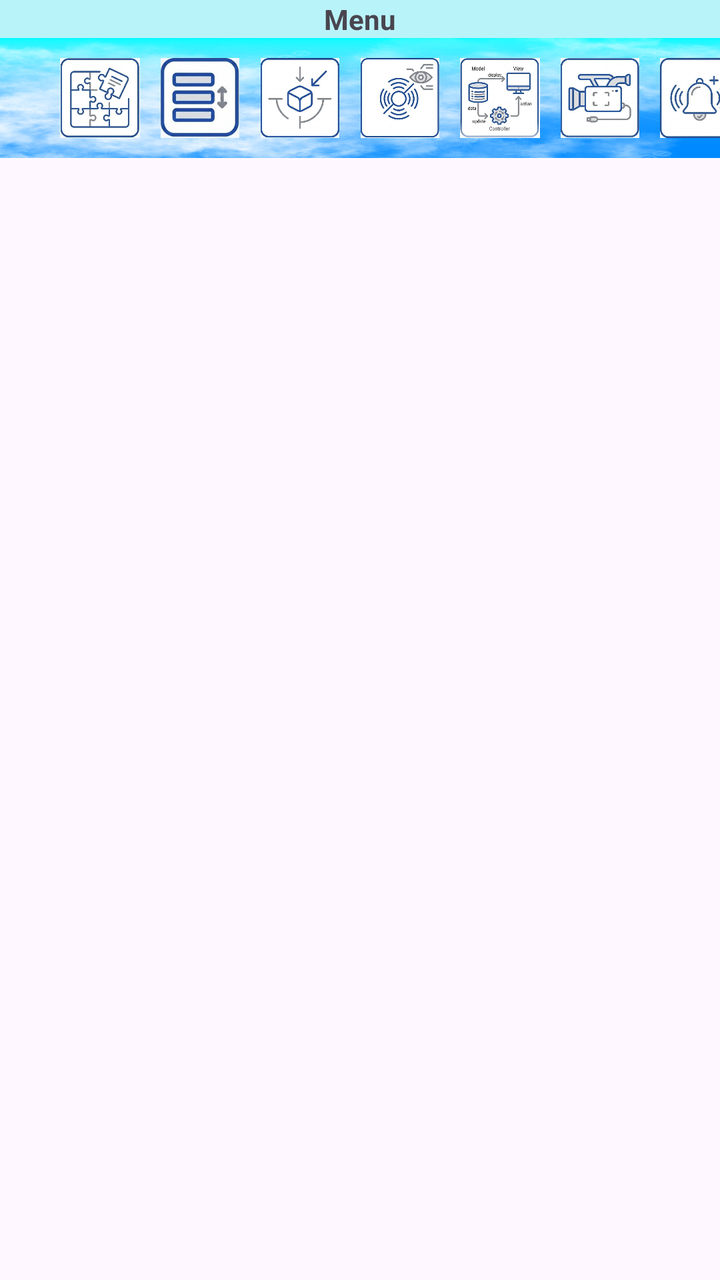
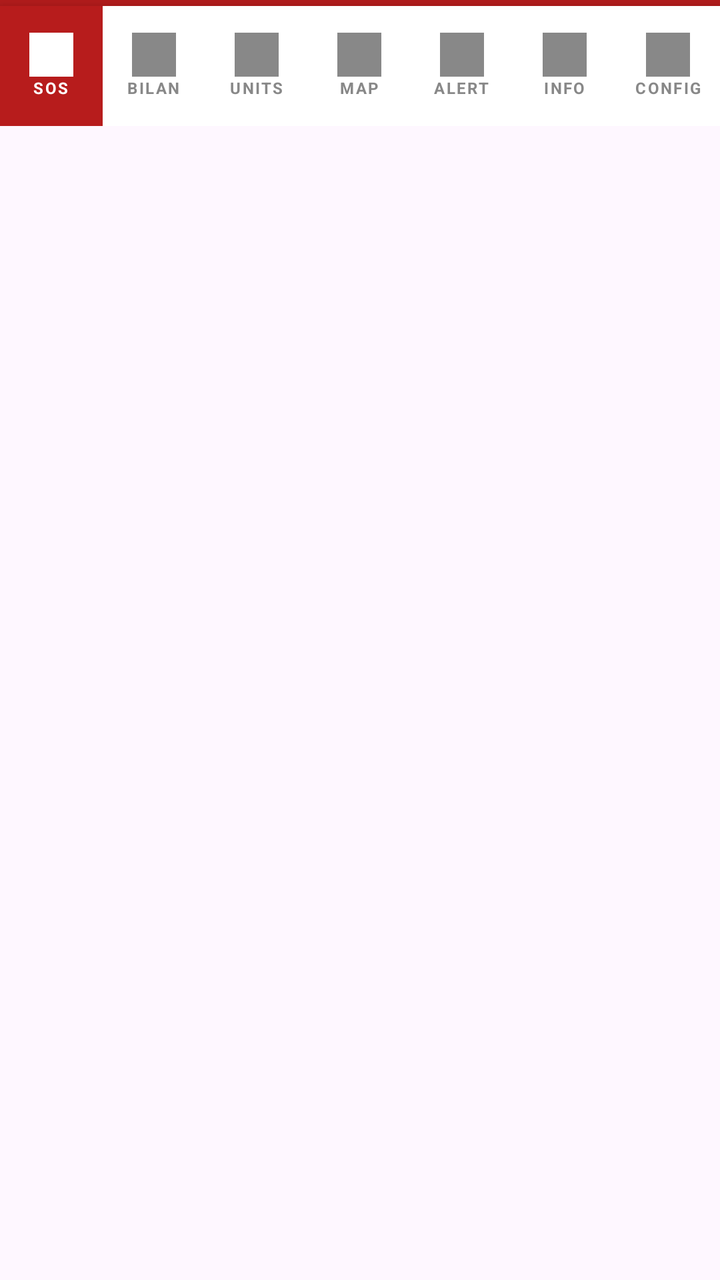

Before-and-after screenshots of an Android layout around one commit, followed by the original layout XML and the change that was made.
<!-- AndroidManifest.xml: application theme Theme.MyApplication -->
<!-- res/layout/fragment_menu.xml -->
<?xml version="1.0" encoding="utf-8"?>
<FrameLayout xmlns:android="http://schemas.android.com/apk/res/android"
    xmlns:app="http://schemas.android.com/apk/res-auto"
    xmlns:tools="http://schemas.android.com/tools"
    android:layout_width="match_parent"
    android:layout_height="match_parent"
    tools:context=".menu.MenuFragment">

    <LinearLayout
        android:layout_width="match_parent"
        android:layout_height="wrap_content"
        android:orientation="vertical">

        <TextView
            android:layout_width="match_parent"
            android:layout_height="wrap_content"
            android:text="Menu"
            android:textAlignment="center"
            android:textStyle="bold"
            android:background="@color/blue"/>

        <androidx.constraintlayout.widget.ConstraintLayout
            android:layout_width="match_parent"
            android:layout_height="wrap_content"
            android:background="@drawable/fondmenu">

            <ImageView
                android:id="@+id/menu_component_0"
                android:layout_width="40sp"
                android:layout_height="40sp"
                android:layout_marginTop="10dp"
                android:layout_marginBottom="10dp"
                android:layout_marginStart="30dp"
                android:layout_marginEnd="10dp"
                android:src="@drawable/menu0"
                app:layout_constraintBottom_toBottomOf="parent"
                app:layout_constraintStart_toStartOf="parent"
                app:layout_constraintTop_toTopOf="parent" />

            <ImageView
                android:id="@+id/menu_component_1"
                android:layout_width="40sp"
                android:layout_height="40sp"
                android:layout_marginStart="10dp"
                android:src="@drawable/menu1"
                app:layout_constraintStart_toEndOf="@id/menu_component_0"
                app:layout_constraintTop_toTopOf="@+id/menu_component_0" />

            <ImageView
                android:id="@+id/menu_component_2"
                android:layout_width="40sp"
                android:layout_height="40sp"
                android:layout_marginLeft="10dp"
                android:src="@drawable/menu2"
                app:layout_constraintStart_toEndOf="@id/menu_component_1"
                app:layout_constraintTop_toTopOf="@+id/menu_component_0" />

            <ImageView
                android:id="@+id/menu_component_3"
                android:layout_width="40sp"
                android:layout_height="40sp"
                android:layout_marginLeft="10dp"
                android:src="@drawable/menu3"
                app:layout_constraintStart_toEndOf="@id/menu_component_2"
                app:layout_constraintTop_toTopOf="@+id/menu_component_0" />

            <ImageView
                android:id="@+id/menu_component_4"
                android:layout_width="40sp"
                android:layout_height="40sp"
                android:layout_marginLeft="10dp"
                android:src="@drawable/menu4"
                app:layout_constraintStart_toEndOf="@id/menu_component_3"
                app:layout_constraintTop_toTopOf="@+id/menu_component_0" />

            <ImageView
                android:id="@+id/menu_component_5"
                android:layout_width="40sp"
                android:layout_height="40sp"
                android:layout_marginLeft="10dp"
                android:src="@drawable/menu5"
                app:layout_constraintStart_toEndOf="@id/menu_component_4"
                app:layout_constraintTop_toTopOf="@+id/menu_component_0" />

            <ImageView
                android:id="@+id/menu_component_6"
                android:layout_width="40sp"
                android:layout_height="40sp"
                android:layout_marginLeft="10dp"
                android:src="@drawable/menu6"
                app:layout_constraintStart_toEndOf="@id/menu_component_5"
                app:layout_constraintTop_toTopOf="@+id/menu_component_0" />


        </androidx.constraintlayout.widget.ConstraintLayout>
    </LinearLayout>


</FrameLayout>
<!-- resources referenced by this layout -->
<resources>
  <color name="blue">#B9F3FA</color>
  <!-- drawable fondmenu: png bitmap (drawable, 704039 bytes) -->
  <!-- drawable menu0: png bitmap (drawable, 189126 bytes) -->
  <!-- drawable menu1: png bitmap (drawable, 45257 bytes) -->
  <!-- drawable menu2: png bitmap (drawable, 129251 bytes) -->
  <!-- drawable menu3: png bitmap (drawable, 157508 bytes) -->
  <!-- drawable menu4: png bitmap (drawable, 167564 bytes) -->
  <!-- drawable menu5: png bitmap (drawable, 151706 bytes) -->
  <!-- drawable menu6: png bitmap (drawable, 147141 bytes) -->
  <style name="Theme.MyApplication" parent="Base.Theme.MyApplication" />
  <style name="Base.Theme.MyApplication" parent="Theme.Material3.DayNight.NoActionBar">
          
          
      </style>
</resources>

<!-- the commit's change to res/layout/fragment_menu.xml (unified diff, before → after) -->
@@ -11,89 +11,211 @@
         android:layout_height="wrap_content"
         android:orientation="vertical">
 
-        <TextView
+        
+        <View
             android:layout_width="match_parent"
-            android:layout_height="wrap_content"
-            android:text="Menu"
-            android:textAlignment="center"
-            android:textStyle="bold"
-            android:background="@color/blue"/>
-
-        <androidx.constraintlayout.widget.ConstraintLayout
+            android:layout_height="3dp"
+            android:background="#B71C1C" />
+
+        
+        <LinearLayout
             android:layout_width="match_parent"
-            android:layout_height="wrap_content"
-            android:background="@drawable/fondmenu">
-
-            <ImageView
-                android:id="@+id/menu_component_0"
-                android:layout_width="40sp"
-                android:layout_height="40sp"
-                android:layout_marginTop="10dp"
-                android:layout_marginBottom="10dp"
-                android:layout_marginStart="30dp"
-                android:layout_marginEnd="10dp"
-                android:src="@drawable/menu0"
-                app:layout_constraintBottom_toBottomOf="parent"
-                app:layout_constraintStart_toStartOf="parent"
-                app:layout_constraintTop_toTopOf="parent" />
-
-            <ImageView
-                android:id="@+id/menu_component_1"
-                android:layout_width="40sp"
-                android:layout_height="40sp"
-                android:layout_marginStart="10dp"
-                android:src="@drawable/menu1"
-                app:layout_constraintStart_toEndOf="@id/menu_component_0"
-                app:layout_constraintTop_toTopOf="@+id/menu_component_0" />
-
-            <ImageView
-                android:id="@+id/menu_component_2"
-                android:layout_width="40sp"
-                android:layout_height="40sp"
-                android:layout_marginLeft="10dp"
-                android:src="@drawable/menu2"
-                app:layout_constraintStart_toEndOf="@id/menu_component_1"
-                app:layout_constraintTop_toTopOf="@+id/menu_component_0" />
-
-            <ImageView
-                android:id="@+id/menu_component_3"
-                android:layout_width="40sp"
-                android:layout_height="40sp"
-                android:layout_marginLeft="10dp"
-                android:src="@drawable/menu3"
-                app:layout_constraintStart_toEndOf="@id/menu_component_2"
-                app:layout_constraintTop_toTopOf="@+id/menu_component_0" />
-
-            <ImageView
-                android:id="@+id/menu_component_4"
-                android:layout_width="40sp"
-                android:layout_height="40sp"
-                android:layout_marginLeft="10dp"
-                android:src="@drawable/menu4"
-                app:layout_constraintStart_toEndOf="@id/menu_component_3"
-                app:layout_constraintTop_toTopOf="@+id/menu_component_0" />
-
-            <ImageView
-                android:id="@+id/menu_component_5"
-                android:layout_width="40sp"
-                android:layout_height="40sp"
-                android:layout_marginLeft="10dp"
-                android:src="@drawable/menu5"
-                app:layout_constraintStart_toEndOf="@id/menu_component_4"
-                app:layout_constraintTop_toTopOf="@+id/menu_component_0" />
-
-            <ImageView
-                android:id="@+id/menu_component_6"
-                android:layout_width="40sp"
-                android:layout_height="40sp"
-                android:layout_marginLeft="10dp"
-                android:src="@drawable/menu6"
-                app:layout_constraintStart_toEndOf="@id/menu_component_5"
-                app:layout_constraintTop_toTopOf="@+id/menu_component_0" />
-
-
-        </androidx.constraintlayout.widget.ConstraintLayout>
+            android:layout_height="60dp"
+            android:orientation="horizontal"
+            android:background="#FFFFFF"
+            android:elevation="8dp">
+
+            
+            <LinearLayout
+                android:id="@+id/cmp0"
+                android:layout_width="0dp"
+                android:layout_height="match_parent"
+                android:layout_weight="1"
+                android:orientation="vertical"
+                android:gravity="center"
+                android:background="#B71C1C"
+                android:padding="6dp">
+
+                <ImageView
+                    android:id="@+id/menu_component_0"
+                    android:layout_width="22dp"
+                    android:layout_height="22dp"
+                    android:src="@drawable/menu0"
+                    app:tint="#FFFFFF" />
+
+                <TextView
+                    android:layout_width="wrap_content"
+                    android:layout_height="wrap_content"
+                    android:text="SOS"
+                    android:textColor="#FFFFFF"
+                    android:textSize="8sp"
+                    android:textStyle="bold"
+                    android:letterSpacing="0.1" />
+            </LinearLayout>
+
+            
+            <LinearLayout
+                android:id="@+id/cmp1"
+                android:layout_width="0dp"
+                android:layout_height="match_parent"
+                android:layout_weight="1"
+                android:orientation="vertical"
+                android:gravity="center"
+                android:padding="6dp">
+
+                <ImageView
+                    android:id="@+id/menu_component_1"
+                    android:layout_width="22dp"
+                    android:layout_height="22dp"
+                    android:src="@drawable/menu1"
+                    app:tint="#888888" />
+
+                <TextView
+                    android:layout_width="wrap_content"
+                    android:layout_height="wrap_content"
+                    android:text="BILAN"
+                    android:textColor="#888888"
+                    android:textSize="8sp"
+                    android:textStyle="bold"
+                    android:letterSpacing="0.1" />
+            </LinearLayout>
+
+            
+            <LinearLayout
+                android:id="@+id/cmp2"
+                android:layout_width="0dp"
+                android:layout_height="match_parent"
+                android:layout_weight="1"
+                android:orientation="vertical"
+                android:gravity="center"
+                android:padding="6dp">
+
+                <ImageView
+                    android:id="@+id/menu_component_2"
+                    android:layout_width="22dp"
+                    android:layout_height="22dp"
+                    android:src="@drawable/menu2"
+                    app:tint="#888888" />
+
+                <TextView
+                    android:layout_width="wrap_content"
+                    android:layout_height="wrap_content"
+                    android:text="UNITS"
+                    android:textColor="#888888"
+                    android:textSize="8sp"
+                    android:textStyle="bold"
+                    android:letterSpacing="0.1" />
+            </LinearLayout>
+
+            
+            <LinearLayout
+                android:id="@+id/cmp3"
+                android:layout_width="0dp"
+                android:layout_height="match_parent"
+                android:layout_weight="1"
+                android:orientation="vertical"
+                android:gravity="center"
+                android:padding="6dp">
+
+                <ImageView
+                    android:id="@+id/menu_component_3"
+                    android:layout_width="22dp"
+                    android:layout_height="22dp"
+                    android:src="@drawable/menu3"
+                    app:tint="#888888" />
+
+                <TextView
+                    android:layout_width="wrap_content"
+                    android:layout_height="wrap_content"
+                    android:text="MAP"
+                    android:textColor="#888888"
+                    android:textSize="8sp"
+                    android:textStyle="bold"
+                    android:letterSpacing="0.1" />
+            </LinearLayout>
+
+            
+            <LinearLayout
+                android:id="@+id/cmp4"
+                android:layout_width="0dp"
+                android:layout_height="match_parent"
+                android:layout_weight="1"
+                android:orientation="vertical"
+                android:gravity="center"
+                android:padding="6dp">
+
+                <ImageView
+                    android:id="@+id/menu_component_4"
+                    android:layout_width="22dp"
+                    android:layout_height="22dp"
+                    android:src="@drawable/menu4"
+                    app:tint="#888888" />
+
+                <TextView
+                    android:layout_width="wrap_content"
+                    android:layout_height="wrap_content"
+                    android:text="ALERT"
+                    android:textColor="#888888"
+                    android:textSize="8sp"
+                    android:textStyle="bold"
+                    android:letterSpacing="0.1" />
+            </LinearLayout>
+
+            
+            <LinearLayout
+                android:id="@+id/cmp5"
+                android:layout_width="0dp"
+                android:layout_height="match_parent"
+                android:layout_weight="1"
+                android:orientation="vertical"
+                android:gravity="center"
+                android:padding="6dp">
+
+                <ImageView
+                    android:id="@+id/menu_component_5"
+                    android:layout_width="22dp"
+                    android:layout_height="22dp"
+                    android:src="@drawable/menu5"
+                    app:tint="#888888" />
+
+                <TextView
+                    android:layout_width="wrap_content"
+                    android:layout_height="wrap_content"
+                    android:text="INFO"
+                    android:textColor="#888888"
+                    android:textSize="8sp"
+                    android:textStyle="bold"
+                    android:letterSpacing="0.1" />
+            </LinearLayout>
+
+            
+            <LinearLayout
+                android:id="@+id/cmp6"
+                android:layout_width="0dp"
+                android:layout_height="match_parent"
+                android:layout_weight="1"
+                android:orientation="vertical"
+                android:gravity="center"
+                android:padding="6dp">
+
+                <ImageView
+                    android:id="@+id/menu_component_6"
+                    android:layout_width="22dp"
+                    android:layout_height="22dp"
+                    android:src="@drawable/menu6"
+                    app:tint="#888888" />
+
+                <TextView
+                    android:layout_width="wrap_content"
+                    android:layout_height="wrap_content"
+                    android:text="CONFIG"
+                    android:textColor="#888888"
+                    android:textSize="8sp"
+                    android:textStyle="bold"
+                    android:letterSpacing="0.1" />
+            </LinearLayout>
+
+        </LinearLayout>
     </LinearLayout>
 
-
 </FrameLayout>
<!-- resource entries referenced after the edit -->
@@ -1,7 +1,5 @@
 <!-- resources referenced by this layout -->
 <resources>
-  <color name="blue">#B9F3FA</color>
-  <!-- drawable fondmenu: png bitmap (drawable, 704039 bytes) -->
   <!-- drawable menu0: png bitmap (drawable, 189126 bytes) -->
   <!-- drawable menu1: png bitmap (drawable, 45257 bytes) -->
   <!-- drawable menu2: png bitmap (drawable, 129251 bytes) -->
